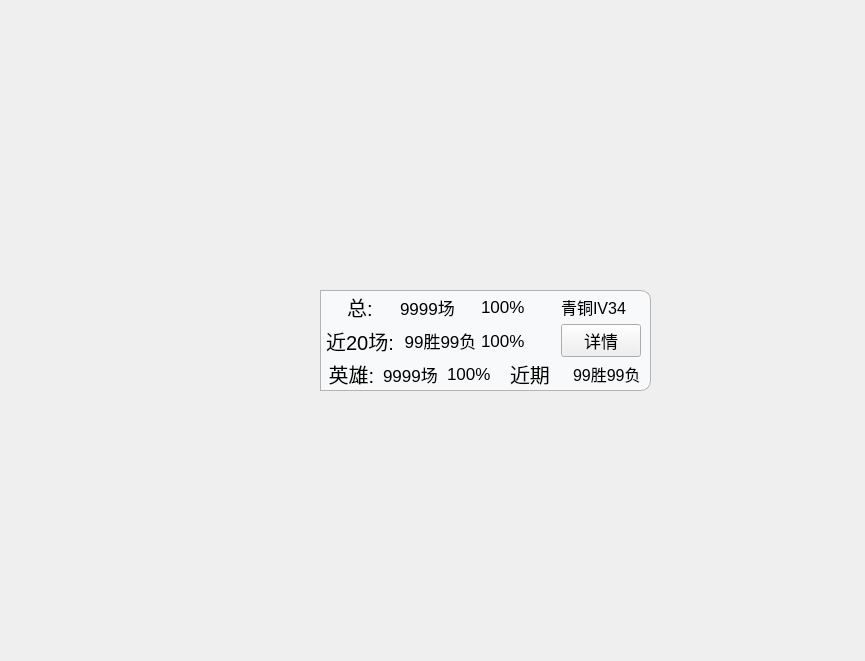
The window that UI/se_ui.ui (Vixiu/lolapi) describes before a commit, drawn with Qt 5.
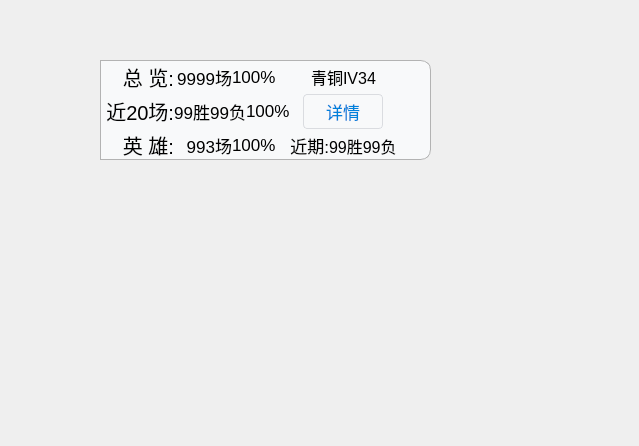
The same window after the commit. Icons and pictures are not drawn.

Patch:
```diff
--- a/UI/se_ui.ui
+++ b/UI/se_ui.ui
@@ -6,29 +6,39 @@
    <rect>
     <x>0</x>
     <y>0</y>
-    <width>865</width>
-    <height>661</height>
+    <width>639</width>
+    <height>446</height>
    </rect>
   </property>
+  <property name="maximumSize">
+   <size>
+    <width>16777215</width>
+    <height>100333</height>
+   </size>
+  </property>
   <property name="windowTitle">
    <string>Form</string>
   </property>
-  <widget class="QWidget" name="summoner_1" native="true">
+  <property name="styleSheet">
+   <string notr="true"/>
+  </property>
+  <widget class="QWidget" name="summoner" native="true">
    <property name="geometry">
     <rect>
-     <x>320</x>
-     <y>290</y>
+     <x>100</x>
+     <y>60</y>
      <width>331</width>
-     <height>101</height>
+     <height>100</height>
     </rect>
    </property>
-   <property name="font">
-    <font>
-     <family>Arial Black</family>
-    </font>
+   <property name="maximumSize">
+    <size>
+     <width>16777215</width>
+     <height>100</height>
+    </size>
    </property>
    <property name="styleSheet">
-    <string notr="true">QWidget#summoner_1{
+    <string notr="true">QWidget#summoner{
 background-color:rgb(248, 249, 250);
 border: 1px solid rgb(179, 179, 179) ;
 border-style:solid;
@@ -42,21 +52,24 @@
       <x>0</x>
       <y>0</y>
       <width>321</width>
-      <height>101</height>
+      <height>102</height>
      </rect>
     </property>
-    <layout class="QVBoxLayout" name="verticalLayout">
+    <layout class="QHBoxLayout" name="horizontalLayout_5">
      <property name="spacing">
       <number>0</number>
      </property>
-     <property name="bottomMargin">
+     <property name="rightMargin">
       <number>0</number>
      </property>
      <item>
-      <layout class="QHBoxLayout" name="horizontalLayout">
+      <layout class="QVBoxLayout" name="verticalLayout">
        <property name="spacing">
         <number>0</number>
        </property>
+       <property name="leftMargin">
+        <number>6</number>
+       </property>
        <item>
         <widget class="QLabel" name="label_2">
          <property name="font">
@@ -65,58 +78,15 @@
           </font>
          </property>
          <property name="text">
-          <string>总:</string>
+          <string>总 览:</string>
          </property>
          <property name="alignment">
-          <set>Qt::AlignCenter</set>
+          <set>Qt::AlignRight|Qt::AlignTrailing|Qt::AlignVCenter</set>
          </property>
         </widget>
        </item>
        <item>
-        <widget class="QLabel" name="total_sessions">
-         <property name="font">
-          <font>
-           <pointsize>13</pointsize>
-          </font>
-         </property>
-         <property name="text">
-          <string>9999场</string>
-         </property>
-        </widget>
-       </item>
-       <item>
-        <widget class="QLabel" name="total_rate">
-         <property name="font">
-          <font>
-           <pointsize>13</pointsize>
-          </font>
-         </property>
-         <property name="text">
-          <string>100%</string>
-         </property>
-        </widget>
-       </item>
-       <item>
-        <widget class="QLabel" name="total_rank">
-         <property name="font">
-          <font>
-           <pointsize>12</pointsize>
-          </font>
-         </property>
-         <property name="text">
-          <string>青铜IV34</string>
-         </property>
-        </widget>
-       </item>
-      </layout>
-     </item>
-     <item>
-      <layout class="QHBoxLayout" name="horizontalLayout_3">
-       <property name="spacing">
-        <number>0</number>
-       </property>
-       <item>
-        <widget class="QLabel" name="label_4">
+        <widget class="QLabel" name="recently">
          <property name="font">
           <font>
            <pointsize>15</pointsize>
@@ -126,56 +96,10 @@
           <string>近20场:</string>
          </property>
          <property name="alignment">
-          <set>Qt::AlignCenter</set>
+          <set>Qt::AlignRight|Qt::AlignTrailing|Qt::AlignVCenter</set>
          </property>
         </widget>
        </item>
-       <item>
-        <widget class="QLabel" name="recently_worl">
-         <property name="font">
-          <font>
-           <pointsize>13</pointsize>
-          </font>
-         </property>
-         <property name="text">
-          <string>99胜99负</string>
-         </property>
-         <property name="alignment">
-          <set>Qt::AlignCenter</set>
-         </property>
-        </widget>
-       </item>
-       <item>
-        <widget class="QLabel" name="recently_rate">
-         <property name="font">
-          <font>
-           <pointsize>13</pointsize>
-          </font>
-         </property>
-         <property name="text">
-          <string>100%</string>
-         </property>
-        </widget>
-       </item>
-       <item>
-        <widget class="QPushButton" name="pushButton">
-         <property name="font">
-          <font>
-           <pointsize>13</pointsize>
-          </font>
-         </property>
-         <property name="text">
-          <string>详情</string>
-         </property>
-        </widget>
-       </item>
-      </layout>
-     </item>
-     <item>
-      <layout class="QHBoxLayout" name="horizontalLayout_2">
-       <property name="spacing">
-        <number>0</number>
-       </property>
        <item>
         <widget class="QLabel" name="label_3">
          <property name="font">
@@ -184,63 +108,341 @@
           </font>
          </property>
          <property name="text">
-          <string>英雄:</string>
+          <string>英 雄:</string>
          </property>
          <property name="alignment">
-          <set>Qt::AlignCenter</set>
+          <set>Qt::AlignRight|Qt::AlignTrailing|Qt::AlignVCenter</set>
          </property>
         </widget>
        </item>
+      </layout>
+     </item>
+     <item>
+      <layout class="QVBoxLayout" name="verticalLayout_2">
+       <property name="spacing">
+        <number>0</number>
+       </property>
+       <property name="rightMargin">
+        <number>0</number>
+       </property>
        <item>
-        <widget class="QLabel" name="hero_sessions">
-         <property name="font">
-          <font>
-           <pointsize>13</pointsize>
-          </font>
+        <layout class="QHBoxLayout" name="horizontalLayout">
+         <property name="spacing">
+          <number>0</number>
          </property>
-         <property name="text">
-          <string>9999场</string>
+         <property name="rightMargin">
+          <number>0</number>
          </property>
-        </widget>
+         <item>
+          <widget class="QLabel" name="total_number">
+           <property name="font">
+            <font>
+             <pointsize>13</pointsize>
+            </font>
+           </property>
+           <property name="text">
+            <string>9999场</string>
+           </property>
+           <property name="alignment">
+            <set>Qt::AlignRight|Qt::AlignTrailing|Qt::AlignVCenter</set>
+           </property>
+          </widget>
+         </item>
+         <item>
+          <widget class="QLabel" name="total_rate">
+           <property name="font">
+            <font>
+             <pointsize>13</pointsize>
+            </font>
+           </property>
+           <property name="text">
+            <string>100%</string>
+           </property>
+          </widget>
+         </item>
+        </layout>
        </item>
        <item>
-        <widget class="QLabel" name="hero_rate">
-         <property name="font">
-          <font>
-           <pointsize>13</pointsize>
-          </font>
+        <layout class="QHBoxLayout" name="horizontalLayout_2">
+         <property name="spacing">
+          <number>0</number>
          </property>
-         <property name="text">
-          <string>100%</string>
-         </property>
-        </widget>
+         <item>
+          <widget class="QLabel" name="recently_worl">
+           <property name="font">
+            <font>
+             <pointsize>13</pointsize>
+            </font>
+           </property>
+           <property name="text">
+            <string>99胜99负</string>
+           </property>
+           <property name="alignment">
+            <set>Qt::AlignRight|Qt::AlignTrailing|Qt::AlignVCenter</set>
+           </property>
+          </widget>
+         </item>
+         <item>
+          <widget class="QLabel" name="recently_rate">
+           <property name="font">
+            <font>
+             <pointsize>13</pointsize>
+            </font>
+           </property>
+           <property name="text">
+            <string>100%</string>
+           </property>
+          </widget>
+         </item>
+        </layout>
        </item>
        <item>
-        <widget class="QLabel" name="session_value_5">
-         <property name="font">
-          <font>
-           <pointsize>15</pointsize>
-          </font>
+        <layout class="QHBoxLayout" name="horizontalLayout_3">
+         <property name="spacing">
+          <number>0</number>
          </property>
-         <property name="text">
-          <string>近期</string>
-         </property>
-        </widget>
+         <item>
+          <widget class="QLabel" name="hero_number">
+           <property name="font">
+            <font>
+             <pointsize>13</pointsize>
+            </font>
+           </property>
+           <property name="text">
+            <string>993场</string>
+           </property>
+           <property name="alignment">
+            <set>Qt::AlignRight|Qt::AlignTrailing|Qt::AlignVCenter</set>
+           </property>
+          </widget>
+         </item>
+         <item>
+          <widget class="QLabel" name="hero_rate">
+           <property name="font">
+            <font>
+             <pointsize>13</pointsize>
+            </font>
+           </property>
+           <property name="text">
+            <string>100%</string>
+           </property>
+          </widget>
+         </item>
+        </layout>
        </item>
+      </layout>
+     </item>
+     <item>
+      <layout class="QVBoxLayout" name="verticalLayout_3">
+       <property name="spacing">
+        <number>0</number>
+       </property>
+       <property name="rightMargin">
+        <number>0</number>
+       </property>
        <item>
-        <widget class="QLabel" name="hero_worl">
+        <widget class="QLabel" name="rank">
          <property name="font">
           <font>
            <pointsize>12</pointsize>
           </font>
          </property>
          <property name="text">
-          <string>99胜99负</string>
+          <string>青铜IV34</string>
+         </property>
+         <property name="alignment">
+          <set>Qt::AlignCenter</set>
          </property>
         </widget>
        </item>
+       <item>
+        <layout class="QHBoxLayout" name="horizontalLayout_6">
+         <property name="spacing">
+          <number>0</number>
+         </property>
+         <item>
+          <widget class="QPushButton" name="detail">
+           <property name="maximumSize">
+            <size>
+             <width>80</width>
+             <height>16777215</height>
+            </size>
+           </property>
+           <property name="font">
+            <font>
+             <pointsize>13</pointsize>
+            </font>
+           </property>
+           <property name="styleSheet">
+            <string notr="true">
+QPushButton {
+
+    color: #0081db;
+    border: 1px solid #dadce0;
+    padding: 4px 8px;
+    border-radius: 4px;
+}
+QPushButton:!window {
+    background: transparent;
+}
+QPushButton:flat,
+QPushButton:default {
+    border: none;
+    padding: 5px 9px;
+}
+QPushButton:default {
+    color: #f8f9fa;
+    background: #0081db;
+}
+QPushButton:hover,
+QPushButton:flat:hover {
+    background: rgba(181.000, 202.000, 244.000, 0.333);
+}
+QPushButton:pressed,
+QPushButton:flat:pressed,
+QPushButton:checked:pressed,
+QPushButton:flat:checked:pressed {
+    background: rgba(181.000, 202.000, 244.000, 0.933);
+}
+QPushButton:checked,
+QPushButton:flat:checked {
+    background: rgba(181.000, 202.000, 244.000, 0.733);
+}
+QPushButton:default:hover {
+    background: #3781ea;
+}
+QPushButton:default:pressed {
+    background: #6ca1f0;
+}
+QPushButton:default:disabled {
+    background: #dadce0;
+}</string>
+           </property>
+           <property name="text">
+            <string>详情</string>
+           </property>
+          </widget>
+         </item>
+        </layout>
+       </item>
+       <item>
+        <layout class="QHBoxLayout" name="horizontalLayout_4">
+         <property name="spacing">
+          <number>0</number>
+         </property>
+         <item>
+          <widget class="QLabel" name="session_value_5">
+           <property name="font">
+            <font>
+             <pointsize>13</pointsize>
+            </font>
+           </property>
+           <property name="text">
+            <string>近期:</string>
+           </property>
+           <property name="alignment">
+            <set>Qt::AlignRight|Qt::AlignTrailing|Qt::AlignVCenter</set>
+           </property>
+          </widget>
+         </item>
+         <item>
+          <widget class="QLabel" name="hero_worl">
+           <property name="font">
+            <font>
+             <pointsize>12</pointsize>
+            </font>
+           </property>
+           <property name="text">
+            <string>99胜99负</string>
+           </property>
+          </widget>
+         </item>
+        </layout>
+       </item>
       </layout>
      </item>
+     <item>
+      <widget class="QPushButton" name="pushButton">
+       <property name="maximumSize">
+        <size>
+         <width>23</width>
+         <height>70</height>
+        </size>
+       </property>
+       <property name="styleSheet">
+        <string notr="true">QPushButton {
+
+    color: #0081db;
+    border: 0px ;
+    border-radius: 4px;
+}
+
+QPushButton:!window {
+    background: transparent;
+}
+
+QPushButton:default {
+    color: #f8f9fa;
+    background: #0081db;
+}
+QPushButton:hover,
+QPushButton:flat:hover {
+    background: rgba(181.000, 202.000, 244.000, 0.333);
+}
+QPushButton:pressed,
+QPushButton:flat:pressed,
+QPushButton:checked:pressed,
+QPushButton:flat:checked:pressed {
+    background: rgba(181.000, 202.000, 244.000, 0.933);
+}
+QPushButton:checked,
+QPushButton:flat:checked {
+    background: rgba(181.000, 202.000, 244.000, 0.733);
+}
+QPushButton:default:hover {
+    background: #3781ea;
+}
+QPushButton:default:pressed {
+    background: #6ca1f0;
+}
+QPushButton:default:disabled {
+    background: #dadce0;
+}</string>
+       </property>
+       <property name="text">
+        <string/>
+       </property>
+       <property name="icon">
+        <iconset>
+         <normaloff>C:/Users/lnori/Desktop/left.png</normaloff>C:/Users/lnori/Desktop/left.png</iconset>
+       </property>
+       <property name="iconSize">
+        <size>
+         <width>23</width>
+         <height>70</height>
+        </size>
+       </property>
+       <property name="autoRepeatDelay">
+        <number>292</number>
+       </property>
+      </widget>
+     </item>
+     <item>
+      <spacer name="horizontalSpacer">
+       <property name="orientation">
+        <enum>Qt::Horizontal</enum>
+       </property>
+       <property name="sizeType">
+        <enum>QSizePolicy::Minimum</enum>
+       </property>
+       <property name="sizeHint" stdset="0">
+        <size>
+         <width>1</width>
+         <height>20</height>
+        </size>
+       </property>
+      </spacer>
+     </item>
     </layout>
    </widget>
   </widget>
```
Left out of the diff: 4 changed lines with no effect on the pictures.
